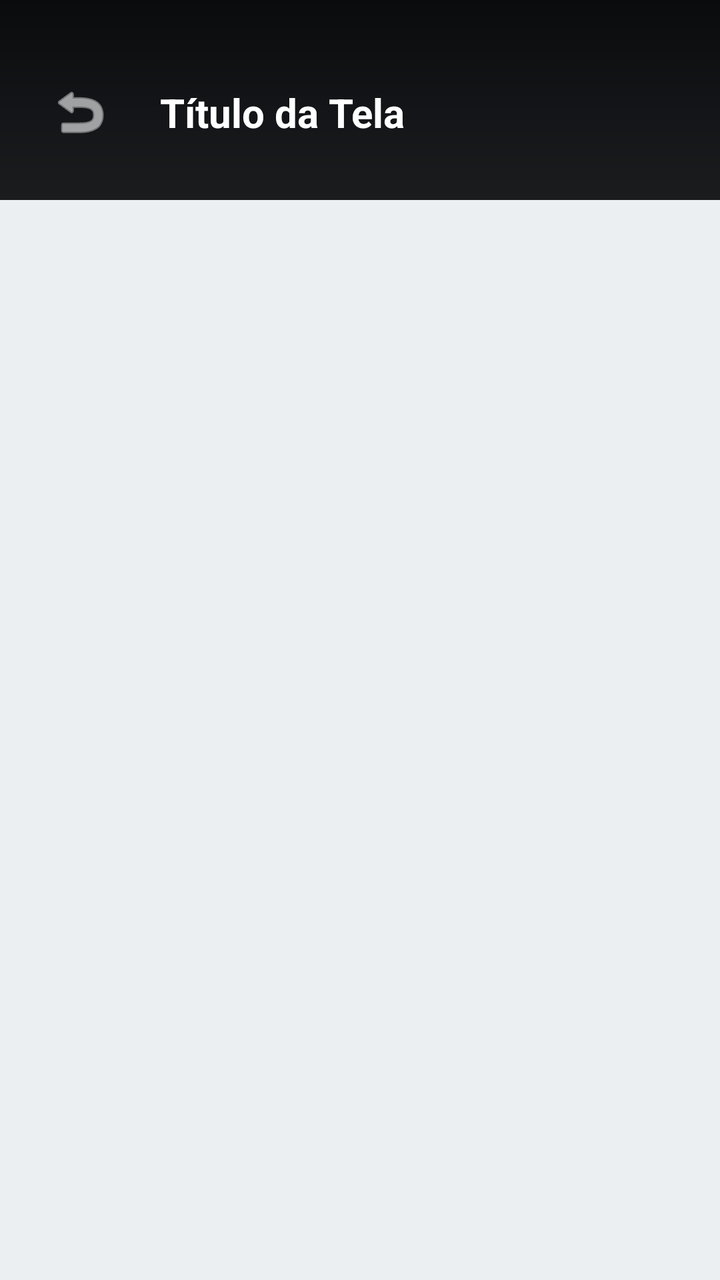
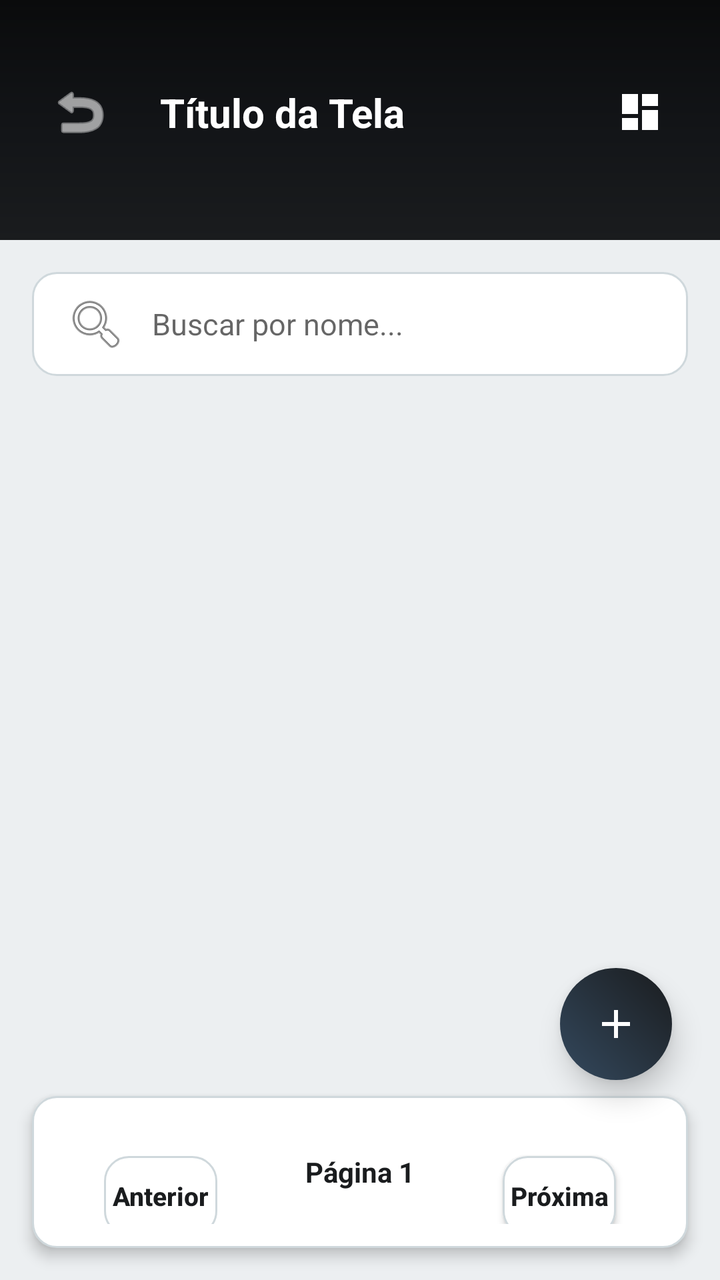

Before-and-after screenshots of an Android layout around one commit, followed by the original layout XML and the change that was made.
<!-- AndroidManifest.xml: application theme AppTheme -->
<!-- res/layout/activity_generic_list.xml -->
<?xml version="1.0" encoding="utf-8"?>
<androidx.constraintlayout.widget.ConstraintLayout xmlns:android="http://schemas.android.com/apk/res/android"
    xmlns:app="http://schemas.android.com/apk/res-auto"
    android:layout_width="match_parent"
    android:layout_height="match_parent"
    android:background="@color/surface_gray">

    <View
        android:id="@+id/toolbar_bg"
        android:layout_width="match_parent"
        android:layout_height="100dp"
        android:background="@drawable/background"
        app:layout_constraintTop_toTopOf="parent" />

    <ImageButton
        android:id="@+id/ic_voltar"
        android:layout_width="48dp"
        android:layout_height="48dp"
        android:layout_marginStart="16dp"
        android:layout_marginTop="32dp"
        android:background="?attr/selectableItemBackgroundBorderless"
        android:src="@android:drawable/ic_menu_revert"
        app:tint="@color/white"
        app:layout_constraintStart_toStartOf="parent"
        app:layout_constraintTop_toTopOf="parent" />

    <TextView
        android:id="@+id/txt_titulo_tela"
        android:layout_width="wrap_content"
        android:layout_height="wrap_content"
        android:layout_marginStart="16dp"
        android:text="Título da Tela"
        android:textColor="@color/white"
        android:textSize="20sp"
        android:textStyle="bold"
        app:layout_constraintBottom_toBottomOf="@id/ic_voltar"
        app:layout_constraintStart_toEndOf="@id/ic_voltar"
        app:layout_constraintTop_toTopOf="@id/ic_voltar" />

    <androidx.recyclerview.widget.RecyclerView
        android:id="@+id/rv_listagem"
        android:layout_width="match_parent"
        android:layout_height="0dp"
        android:padding="8dp"
        android:clipToPadding="false"
        app:layout_constraintBottom_toBottomOf="parent"
        app:layout_constraintTop_toBottomOf="@id/toolbar_bg" />

    <ProgressBar
        android:id="@+id/progress_loading"
        android:layout_width="wrap_content"
        android:layout_height="wrap_content"
        android:visibility="gone"
        app:layout_constraintBottom_toBottomOf="parent"
        app:layout_constraintEnd_toEndOf="parent"
        app:layout_constraintStart_toStartOf="parent"
        app:layout_constraintTop_toBottomOf="@id/toolbar_bg" />

</androidx.constraintlayout.widget.ConstraintLayout>
<!-- resources referenced by this layout -->
<resources>
  <color name="surface_gray">#ECEFF1</color>
  <color name="white">#FFFFFFFF</color>
  <!-- drawable background (drawable) -->
  <?xml version="1.0" encoding="utf-8"?>
  <shape xmlns:android="http://schemas.android.com/apk/res/android">
      <gradient
          android:startColor="#1A1C1E"
          android:centerColor="#121417"
          android:endColor="#0A0B0C"
          android:angle="90" />
  </shape>
  <style name="AppTheme" parent="Theme.MaterialComponents.Light.NoActionBar">
          <item name="colorPrimary">@color/primary_dark</item>
          <item name="colorPrimaryDark">@color/primary_surface</item>
          <item name="colorAccent">@color/accent_teal</item>
      </style>
  <color name="primary_dark">#121417</color>
  <color name="primary_surface">#1A1C1E</color>
  <color name="accent_teal">#00BFA5</color>
</resources>

<!-- the commit's change to res/layout/activity_generic_list.xml (unified diff, before → after) -->
@@ -8,7 +8,7 @@
     <View
         android:id="@+id/toolbar_bg"
         android:layout_width="match_parent"
-        android:layout_height="100dp"
+        android:layout_height="120dp"
         android:background="@drawable/background"
         app:layout_constraintTop_toTopOf="parent" />
 
@@ -26,16 +26,43 @@
 
     <TextView
         android:id="@+id/txt_titulo_tela"
-        android:layout_width="wrap_content"
+        android:layout_width="0dp"
         android:layout_height="wrap_content"
         android:layout_marginStart="16dp"
+        android:layout_marginEnd="8dp"
         android:text="Título da Tela"
         android:textColor="@color/white"
         android:textSize="20sp"
         android:textStyle="bold"
         app:layout_constraintBottom_toBottomOf="@id/ic_voltar"
+        app:layout_constraintEnd_toStartOf="@id/ic_filtro_opcoes"
         app:layout_constraintStart_toEndOf="@id/ic_voltar"
         app:layout_constraintTop_toTopOf="@id/ic_voltar" />
+
+    <ImageButton
+        android:id="@+id/ic_filtro_opcoes"
+        android:layout_width="48dp"
+        android:layout_height="48dp"
+        android:layout_marginEnd="16dp"
+        android:background="?attr/selectableItemBackgroundBorderless"
+        android:src="@drawable/ic_dashboard"
+        app:layout_constraintBottom_toBottomOf="@id/ic_voltar"
+        app:layout_constraintEnd_toEndOf="parent"
+        app:layout_constraintTop_toTopOf="@id/ic_voltar"
+        app:tint="@color/white" />
+
+    <EditText
+        android:id="@+id/edit_busca"
+        android:layout_width="match_parent"
+        android:layout_height="52dp"
+        android:layout_margin="16dp"
+        android:background="@drawable/card_background"
+        android:drawableStart="@android:drawable/ic_menu_search"
+        android:drawablePadding="12dp"
+        android:hint="Buscar por nome..."
+        android:paddingHorizontal="16dp"
+        android:textSize="15sp"
+        app:layout_constraintTop_toBottomOf="@id/toolbar_bg" />
 
     <androidx.recyclerview.widget.RecyclerView
         android:id="@+id/rv_listagem"
@@ -43,8 +70,8 @@
         android:layout_height="0dp"
         android:padding="8dp"
         android:clipToPadding="false"
-        app:layout_constraintBottom_toBottomOf="parent"
-        app:layout_constraintTop_toBottomOf="@id/toolbar_bg" />
+        app:layout_constraintBottom_toTopOf="@id/layout_paginacao"
+        app:layout_constraintTop_toBottomOf="@id/edit_busca" />
 
     <ProgressBar
         android:id="@+id/progress_loading"
@@ -54,6 +81,61 @@
         app:layout_constraintBottom_toBottomOf="parent"
         app:layout_constraintEnd_toEndOf="parent"
         app:layout_constraintStart_toStartOf="parent"
-        app:layout_constraintTop_toBottomOf="@id/toolbar_bg" />
+        app:layout_constraintTop_toBottomOf="@id/edit_busca" />
+
+    <LinearLayout
+        android:id="@+id/layout_paginacao"
+        android:layout_width="match_parent"
+        android:layout_height="wrap_content"
+        android:orientation="horizontal"
+        android:gravity="center"
+        android:padding="12dp"
+        android:background="@drawable/card_background"
+        android:layout_margin="16dp"
+        android:elevation="4dp"
+        app:layout_constraintBottom_toBottomOf="parent">
+
+        <androidx.appcompat.widget.AppCompatButton
+            android:id="@+id/btn_anterior"
+            style="@style/ButtonOutline"
+            android:layout_width="0dp"
+            android:layout_height="40dp"
+            android:layout_weight="1"
+            android:text="Anterior"
+            android:textSize="13sp"
+            android:enabled="false" />
+
+        <TextView
+            android:id="@+id/txt_pagina_atual"
+            android:layout_width="wrap_content"
+            android:layout_height="wrap_content"
+            android:layout_marginHorizontal="20dp"
+            android:text="Página 1"
+            android:textStyle="bold"
+            android:textColor="@color/azul_imepac" />
+
+        <androidx.appcompat.widget.AppCompatButton
+            android:id="@+id/btn_proxima"
+            style="@style/ButtonOutline"
+            android:layout_width="0dp"
+            android:layout_height="40dp"
+            android:layout_weight="1"
+            android:text="Próxima"
+            android:textSize="13sp" />
+
+    </LinearLayout>
+
+    <ImageButton
+        android:id="@+id/fab_adicionar"
+        android:layout_width="56dp"
+        android:layout_height="56dp"
+        android:layout_marginEnd="24dp"
+        android:layout_marginBottom="100dp"
+        android:background="@drawable/fab_background"
+        android:elevation="8dp"
+        android:src="@drawable/ic_add"
+        app:layout_constraintBottom_toBottomOf="parent"
+        app:layout_constraintEnd_toEndOf="parent"
+        app:tint="@color/white" />
 
 </androidx.constraintlayout.widget.ConstraintLayout>
<!-- resource entries referenced after the edit -->
@@ -1,5 +1,6 @@
 <!-- resources referenced by this layout -->
 <resources>
+  <color name="azul_imepac">#1A1C1E</color>
   <color name="surface_gray">#ECEFF1</color>
   <color name="white">#FFFFFFFF</color>
   <!-- drawable background (drawable) -->
@@ -11,11 +12,57 @@
           android:endColor="#0A0B0C"
           android:angle="90" />
   </shape>
+  <!-- drawable card_background (drawable) -->
+  ﻿<?xml version="1.0" encoding="utf-8"?>
+  <shape xmlns:android="http://schemas.android.com/apk/res/android">
+      <solid android:color="@color/surface_white"/>
+      <corners android:radius="12dp"/>
+      <stroke android:width="1dp" android:color="@color/divider"/>
+  </shape>
+  <!-- drawable fab_background (drawable) -->
+  ﻿<?xml version="1.0" encoding="utf-8"?>
+  <shape xmlns:android="http://schemas.android.com/apk/res/android"
+      android:shape="oval">
+      <gradient
+          android:startColor="@color/azul_imepac3"
+          android:endColor="@color/azul_imepac"
+          android:angle="45"/>
+  </shape>
+  <!-- drawable ic_add (drawable) -->
+  ﻿<?xml version="1.0" encoding="utf-8"?>
+  <vector xmlns:android="http://schemas.android.com/apk/res/android"
+      android:width="24dp" android:height="24dp"
+      android:viewportWidth="24" android:viewportHeight="24">
+      <path android:fillColor="#FFFFFFFF"
+          android:pathData="M19,13h-6v6h-2v-6L5,13v-2h6L11,5h2v6h6v2z"/>
+  </vector>
+  <!-- drawable ic_dashboard (drawable) -->
+  ﻿<?xml version="1.0" encoding="utf-8"?>
+  <vector xmlns:android="http://schemas.android.com/apk/res/android"
+      android:width="24dp" android:height="24dp"
+      android:viewportWidth="24" android:viewportHeight="24">
+      <path android:fillColor="#FF000000"
+          android:pathData="M3,13h8L11,3L3,3v10zM3,21h8v-6L3,15v6zM13,21h8L21,11h-8v10zM13,3v6h8L21,3h-8z"/>
+  </vector>
+  <style name="ButtonOutline">
+          <item name="android:layout_width">match_parent</item>
+          <item name="android:layout_height">56dp</item>
+          <item name="android:layout_marginHorizontal">24dp</item>
+          <item name="android:layout_marginTop">12dp</item>
+          <item name="android:background">@drawable/card_background</item>
+          <item name="android:textColor">@color/azul_imepac</item>
+          <item name="android:textSize">16sp</item>
+          <item name="android:textStyle">bold</item>
+          <item name="android:textAllCaps">false</item>
+      </style>
   <style name="AppTheme" parent="Theme.MaterialComponents.Light.NoActionBar">
           <item name="colorPrimary">@color/primary_dark</item>
           <item name="colorPrimaryDark">@color/primary_surface</item>
           <item name="colorAccent">@color/accent_teal</item>
       </style>
+  <color name="surface_white">#FFFFFF</color>
+  <color name="divider">#CFD8DC</color>
+  <color name="azul_imepac3">#34495E</color>
   <color name="primary_dark">#121417</color>
   <color name="primary_surface">#1A1C1E</color>
   <color name="accent_teal">#00BFA5</color>
